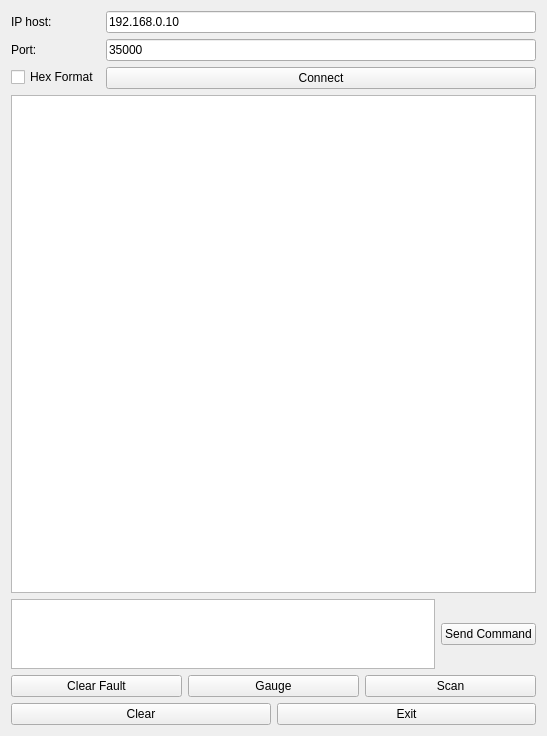
This is mainwindow.ui in takyonxxx/Elm327_Wifi_Obd2_Qt_Project as Qt 5 draws it before an edit. The edited form follows.
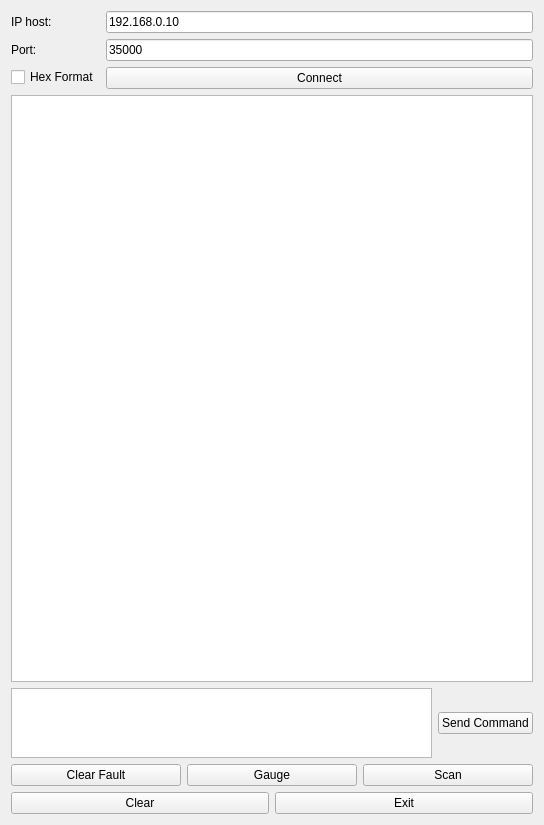
This is the edited form.

What changed in the file:
```diff
--- a/mainwindow.ui
+++ b/mainwindow.ui
@@ -6,8 +6,8 @@
    <rect>
     <x>0</x>
     <y>0</y>
-    <width>547</width>
-    <height>736</height>
+    <width>544</width>
+    <height>825</height>
    </rect>
   </property>
   <property name="windowTitle">
```
Left out of the diff: 2 changed lines with no effect on the pictures.
